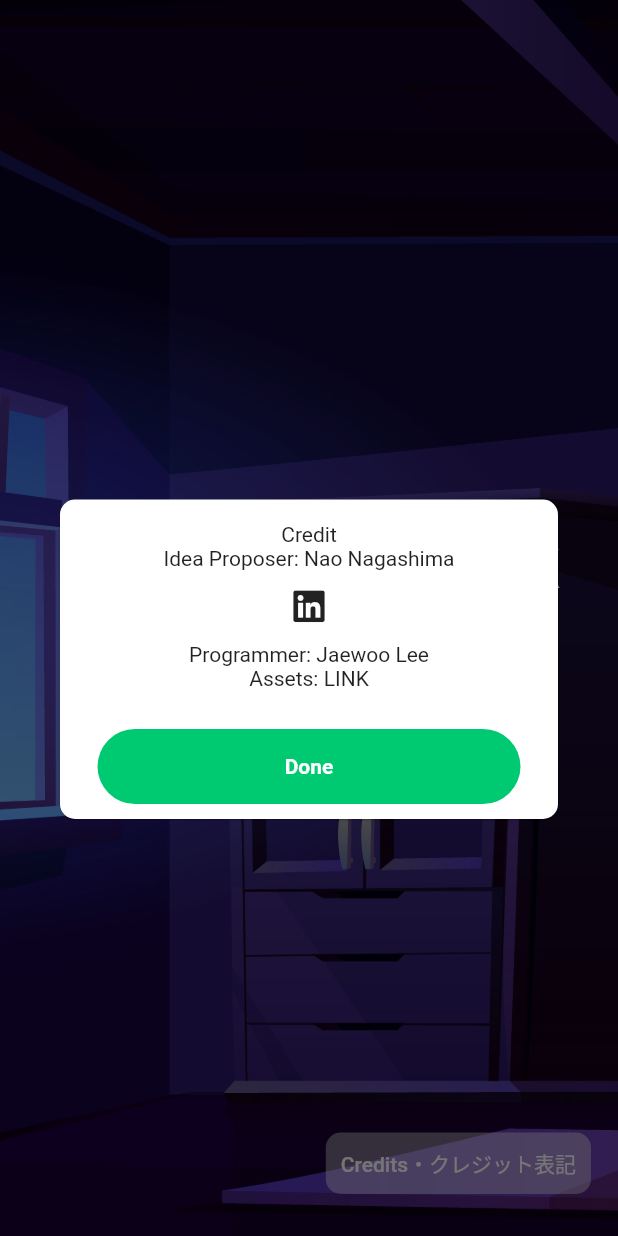
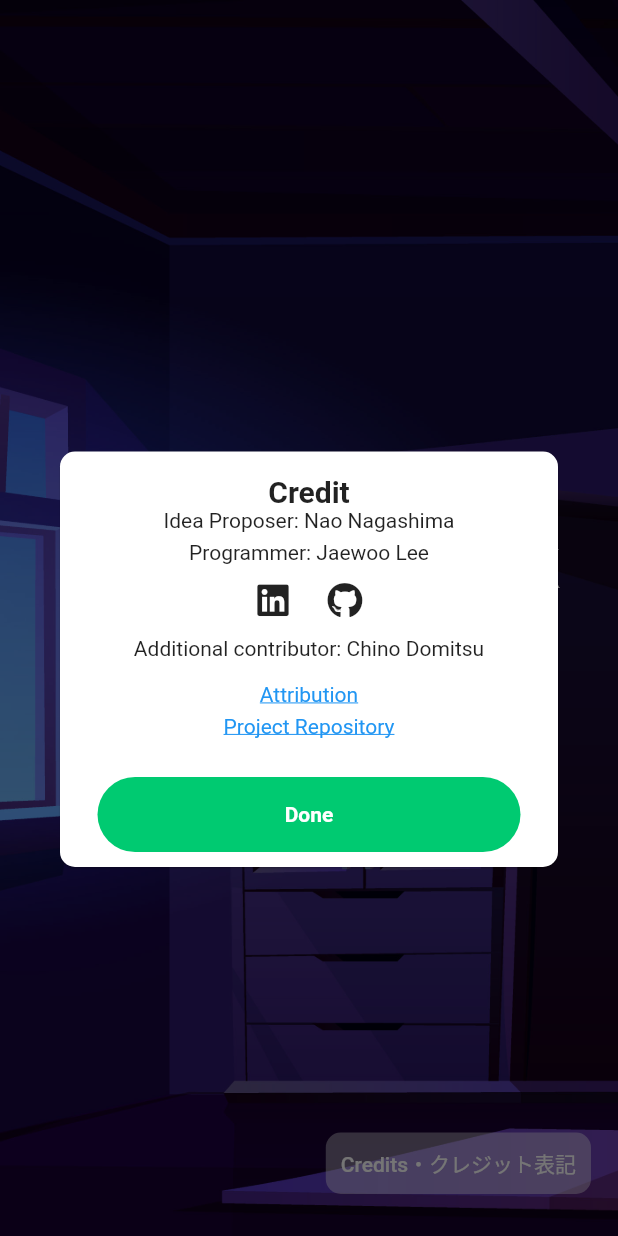
Before and after one commit to leej1230/Reposer, a Flutter app: the screen it shows after launch, after a tap on "Credits・クレジット表記", on a phone screen of 412 x 824 dp. Run offline on Flutter 3.47's test engine with Material 2 defaults, Android fonts, the phone set to English and light mode, and no system bars; our stand-ins replace awesome_dialog, font_awesome_flutter, just_audio, rxdart, sqflite; missing offline and left inert: achievement_view, dart:ffi; accounts and stored records are empty; generated files the repository leaves out were written again.

Commit message:
Credit change

```diff
--- a/lib/main.dart
+++ b/lib/main.dart
@@ -63,7 +63,9 @@ class HomePage extends StatelessWidget {
               child: Column(
                 mainAxisAlignment: MainAxisAlignment.center,
                 children: <Widget>[
-                  Text(
+                  FittedBox(
+                    fit: BoxFit.fitWidth,
+                    child: Text(
                       // 'Welcome Back',
                       LangLocal.of(context)!.welcome_back,
                       // Consider making this style constant for later development
@@ -71,6 +73,7 @@ class HomePage extends StatelessWidget {
                         fontSize: 50.0,
                         color: Colors.white,
                         fontWeight: FontWeight.w800,
+                      ),
                     ),
                   ),
                   SizedBox(
@@ -119,14 +122,36 @@ class _CreditButtonState extends State<CreditButton> {
           title: 'Credits',
           body: Column(
             children: [
-              Text('Credit'),
-              Text('Idea Proposer: Nao Nagashima'),
+              FittedBox(
+                fit: BoxFit.fitWidth,
+                child: Text(
+                  'Credit',
+                  style: TextStyle(
+                    fontWeight: FontWeight.bold,
+                    fontSize: 20,
+                  ),
+                ),
+              ),
+              FittedBox(
+                fit: BoxFit.fitWidth,
+                child: Text('Idea Proposer: Nao Nagashima'),
+              ),
+              SizedBox(
+                height: 5,
+              ),
+              FittedBox(
+                fit: BoxFit.fitWidth,
+                child: Text('Programmer: Jaewoo Lee'),
+              ),
+              Row(
+                mainAxisAlignment: MainAxisAlignment.center,
+                children: [
                   IconButton(
                     icon: FaIcon(
                       FontAwesomeIcons.linkedin,
                     ),
                     onPressed: () async {
-                  const url = 'https://github.com/himanshusharma89';
+                      const url = 'https://www.linkedin.com/in/jaewoolee1230/';
                       if (await canLaunchUrlString(url)) {
                         await launchUrlString(url);
                       } else {
@@ -134,8 +159,72 @@ class _CreditButtonState extends State<CreditButton> {
                       }
                     },
                   ),
-              Text('Programmer: Jaewoo Lee'),
-              Text('Assets: LINK'),
+                  IconButton(
+                    icon: FaIcon(
+                      FontAwesomeIcons.github,
+                    ),
+                    onPressed: () async {
+                      const url = 'https://github.com/leej1230';
+                      if (await canLaunchUrlString(url)) {
+                        await launchUrlString(url);
+                      } else {
+                        throw 'Could not launch $url';
+                      }
+                    },
+                  ),
+                ],
+              ),
+              FittedBox(
+                fit: BoxFit.fitWidth,
+                child: Text('Additional contributor: Chino Domitsu'),
+              ),
+              SizedBox(
+                height: 15,
+              ),
+              InkWell(
+                child: FittedBox(
+                  fit: BoxFit.fitWidth,
+                  child: Text(
+                    'Attribution',
+                    style: TextStyle(
+                      color: Colors.blue,
+                      decoration: TextDecoration.underline,
+                    ),
+                  ),
+                ),
+                onTap: () async {
+                  const url =
+                      'https://github.com/leej1230/Reposer/blob/master/lib/attribution.md';
+                  if (await canLaunchUrlString(url)) {
+                    await launchUrlString(url);
+                  } else {
+                    throw 'Could not launch $url';
+                  }
+                },
+              ),
+              SizedBox(
+                height: 5,
+              ),
+              InkWell(
+                child: FittedBox(
+                  fit: BoxFit.fitWidth,
+                  child: Text(
+                    'Project Repository',
+                    style: TextStyle(
+                      color: Colors.blue,
+                      decoration: TextDecoration.underline,
+                    ),
+                  ),
+                ),
+                onTap: () async {
+                  const url = 'https://github.com/leej1230/Reposer';
+                  if (await canLaunchUrlString(url)) {
+                    await launchUrlString(url);
+                  } else {
+                    throw 'Could not launch $url';
+                  }
+                },
+              ),
             ],
           ),
           btnOkText: 'Done',
```
Lines whose indentation alone changed are shown as unchanged.
